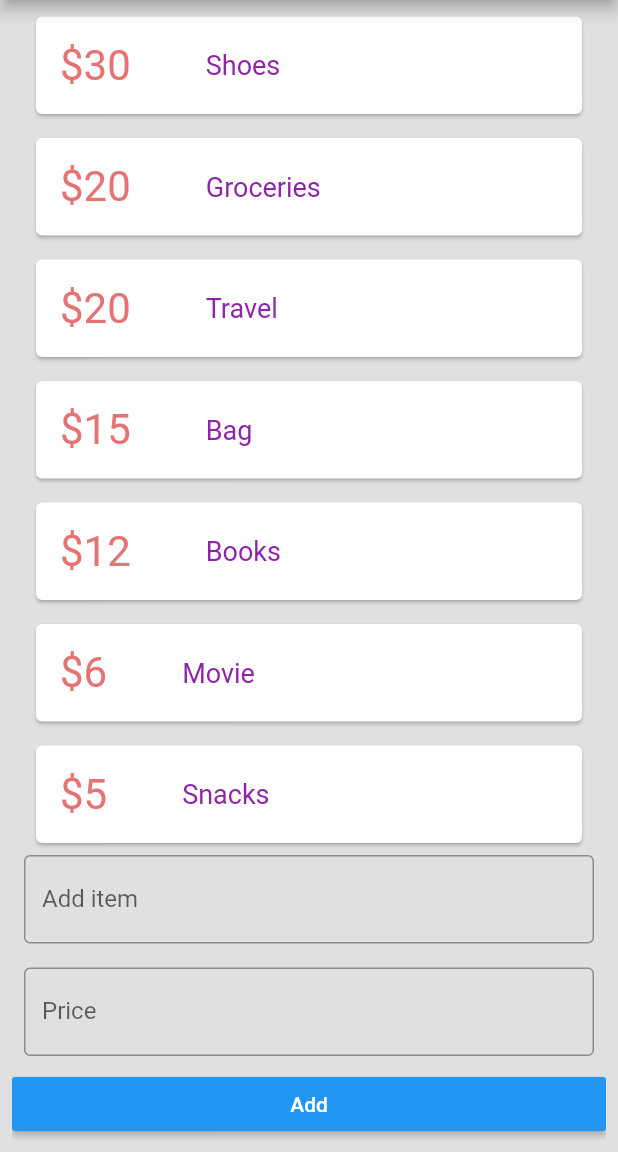
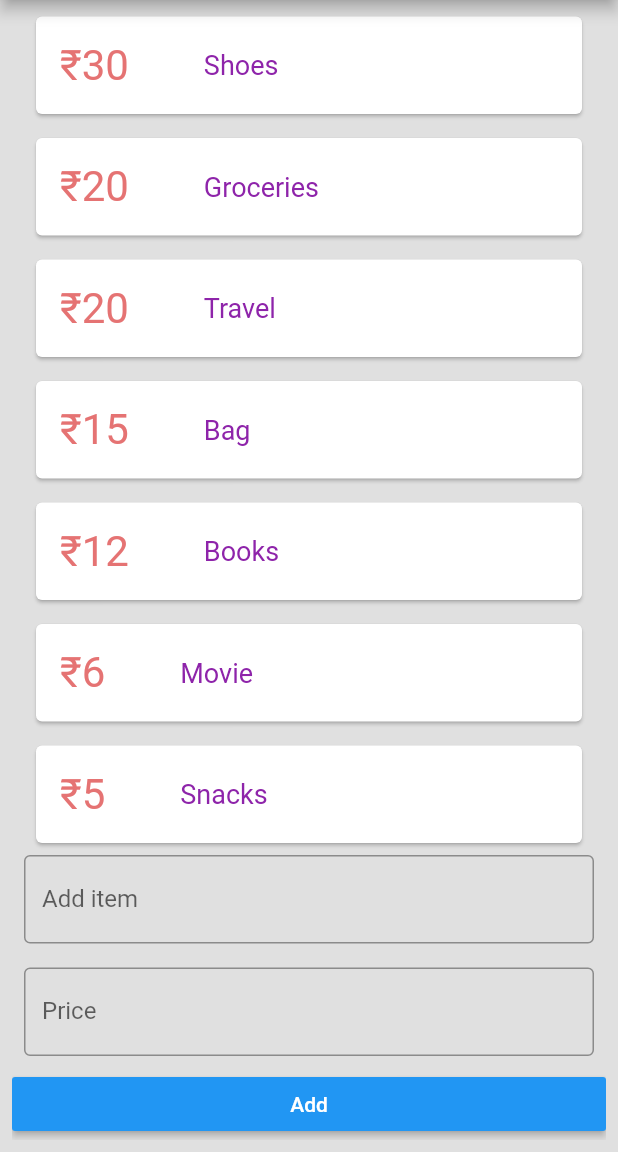
Before and after one commit to muznahaftab/expense-tracker, a Flutter app: the screen it shows after launch, scrolled down 98 dp, after a tap on "Add", on a phone screen of 412 x 824 dp, the part 84-1236 px from its top. Run offline on Flutter 3.47's test engine with Material 2 defaults, Android fonts, the phone set to English and light mode, and no system bars.

Commit message:
Added add functionality

```diff
--- a/lib/main.dart
+++ b/lib/main.dart
@@ -20,15 +20,15 @@ class _HomeState extends State<Home> {
   //   myController.dispose();
   //   super.dispose();
   // }
-
+  String s1, s2;
   Map<int, List<String>> options = {
-    0: ['\$30', 'Shoes'],
-    1: ['\$20', 'Groceries'],
-    2: ['\$20', 'Travel'],
-    3: ['\$15', 'Bag'],
-    4: ['\$12', 'Books'],
-    5: ['\$6', 'Movie'],
-    6: ['\$5', 'Snacks'],
+    0: ['\₹30', 'Shoes'],
+    1: ['\₹20', 'Groceries'],
+    2: ['\₹20', 'Travel'],
+    3: ['\₹15', 'Bag'],
+    4: ['\₹12', 'Books'],
+    5: ['\₹6', 'Movie'],
+    6: ['\₹5', 'Snacks'],
   };
 
   Widget items(String str1, String str2) {
@@ -88,6 +88,9 @@ class _HomeState extends State<Home> {
                   border: OutlineInputBorder(),
                   labelText: 'Add item',
                 ),
+                onSubmitted: (String s) {
+                  s2 = s;
+                },
               ),
             ),
             Padding(
@@ -98,13 +101,22 @@ class _HomeState extends State<Home> {
                   border: OutlineInputBorder(),
                   labelText: 'Price',
                 ),
+                onSubmitted: (String s) {
+                  s1 = s;
+                },
               ),
             ),
             RaisedButton(
               textColor: Colors.white,
               color: Colors.blue,
               child: Text('Add'),
-              onPressed: () {},
+              onPressed: () {
+                options[i] = ['₹' + s1, s2];
+                i++;
+                setState(() {});
+                nameController.clear();
+                priceController.clear();
+              },
             ),
           ],
         ),
```
